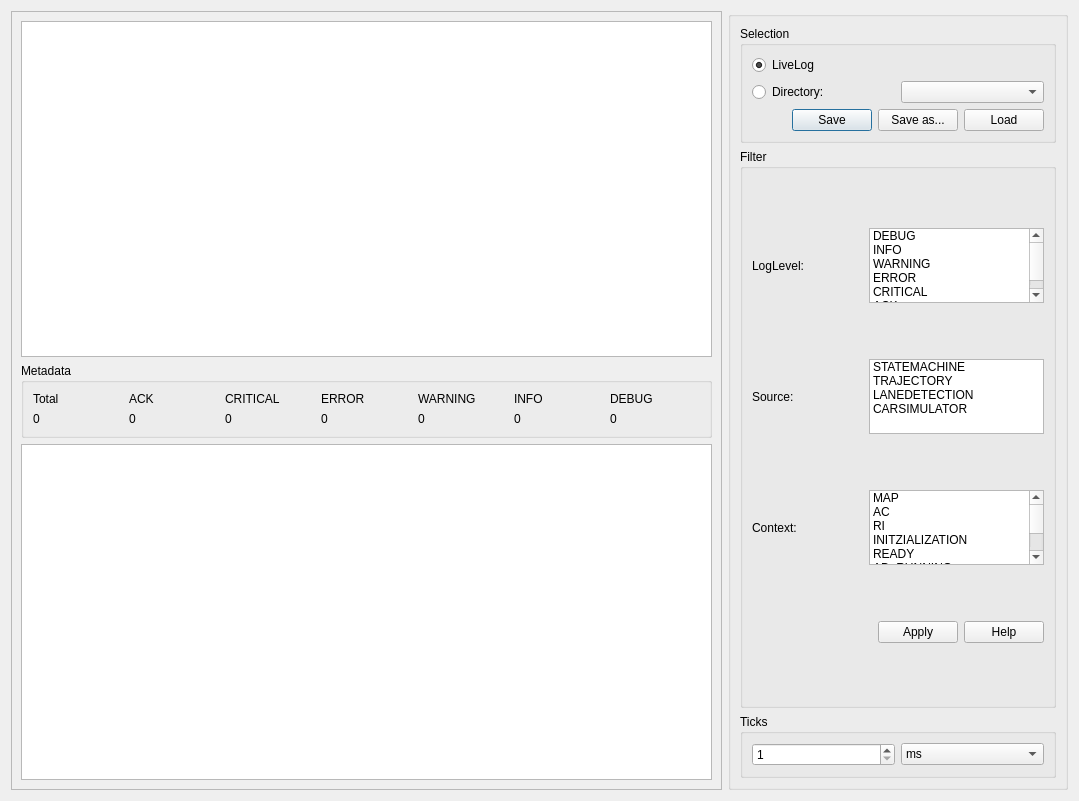
This is src/dialog_log_analyzer.ui in melegiul/adtf-remote as Qt 5 draws it before an edit. The edited form follows.
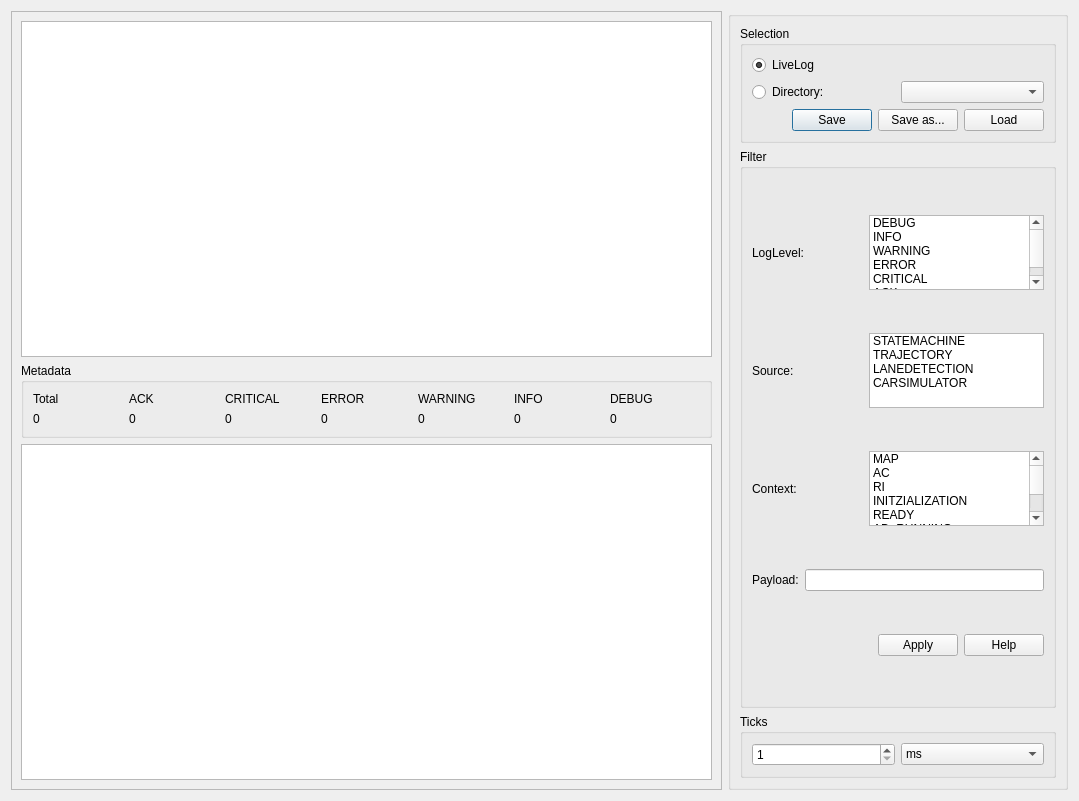
This is the edited form. Custom widgets are drawn as their Qt base class.

Commit message: [R-06][In-Progress] add regex search capability of payload

Patch:
```diff
--- a/src/dialog_log_analyzer.ui
+++ b/src/dialog_log_analyzer.ui
@@ -506,6 +506,20 @@
            </item>
           </layout>
          </item>
+         <item>
+          <layout class="QHBoxLayout" name="horizontalLayout_9">
+           <item>
+            <widget class="QLabel" name="label_11">
+             <property name="text">
+              <string>Payload:</string>
+             </property>
+            </widget>
+           </item>
+           <item>
+            <widget class="QLineEdit" name="payloadLineEdit"/>
+           </item>
+          </layout>
+         </item>
          <item>
           <layout class="QHBoxLayout" name="horizontalLayout_6">
            <item>
```
Left out of the diff: 48 changed lines with no effect on the pictures. The commit also changes 3 other files.
